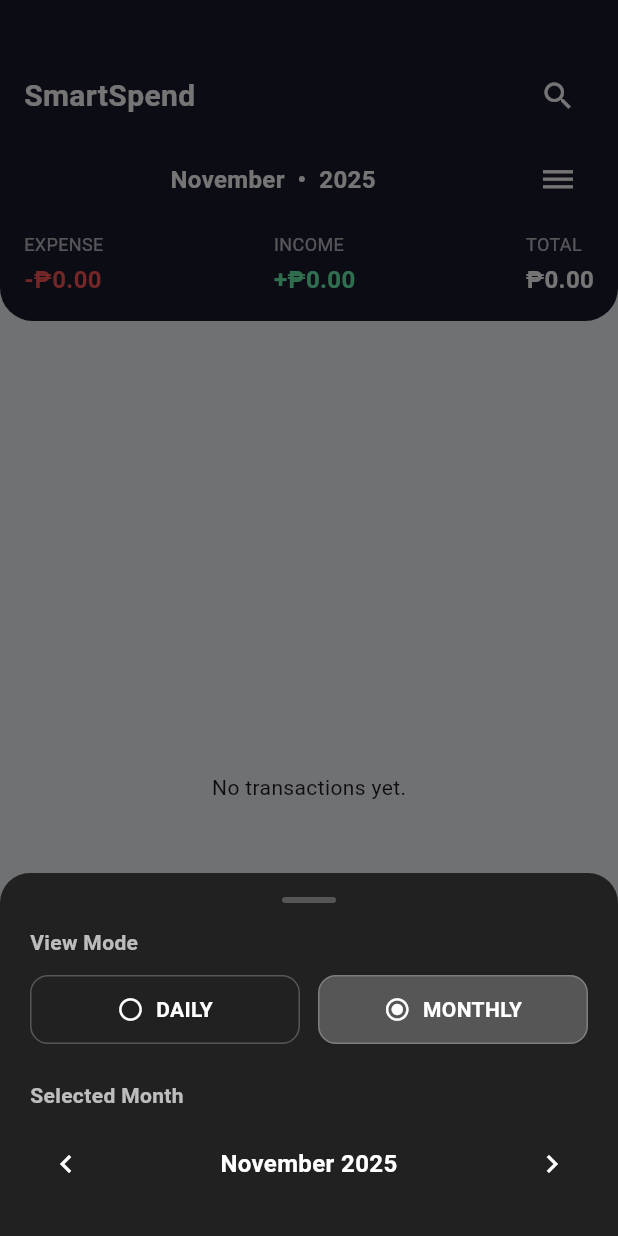
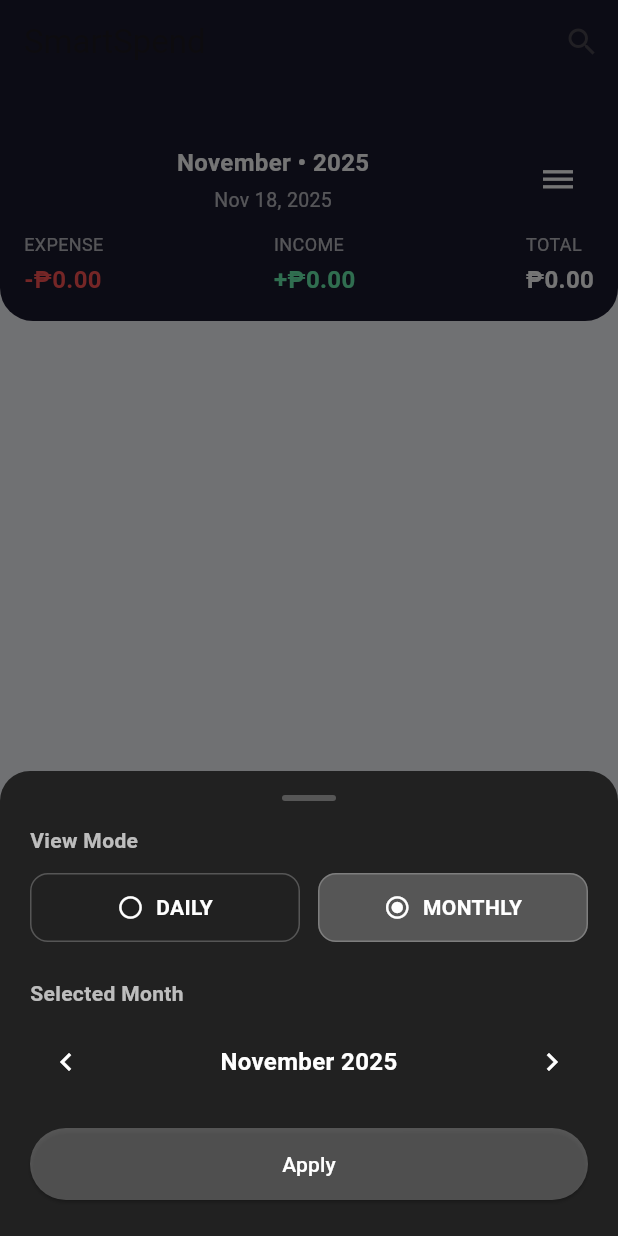
Before and after one commit to ItZotic/smartspend, a Flutter app: the HomeScreen screen opened directly, after a tap on the "dehaze" icon, on a phone screen of 412 x 824 dp. Run offline on Flutter 3.47's test engine with Material 3 defaults, Android fonts, the light colour scheme and no system bars; our stand-ins replace cloud_firestore, firebase_auth, firebase_core, fl_chart, font_awesome_flutter; accounts and stored records are empty.

Commit message:
Update home app bar and header

```diff
--- a/lib/home.dart
+++ b/lib/home.dart
@@ -16,17 +16,14 @@ class HomeScreen extends StatefulWidget {
 
 class _HomeScreenState extends State<HomeScreen> {
   ViewMode _viewMode = ViewMode.monthly;
-  late int _selectedMonth;
-  late int _selectedYear;
-  late DateTime _selectedDay;
+  late DateTime _selectedDate;
+  List<QueryDocumentSnapshot> _latestDocs = [];
 
   @override
   void initState() {
     super.initState();
     final now = DateTime.now();
-    _selectedMonth = now.month;
-    _selectedYear = now.year;
-    _selectedDay = DateTime(now.year, now.month, now.day);
+    _selectedDate = DateTime(now.year, now.month, now.day);
   }
 
   @override
@@ -45,6 +42,22 @@ class _HomeScreenState extends State<HomeScreen> {
         .snapshots();
 
     return Scaffold(
+      appBar: AppBar(
+        backgroundColor: navy,
+        elevation: 0,
+        title: const Text('SmartSpend'),
+        actions: [
+          IconButton(
+            icon: const Icon(Icons.search),
+            onPressed: () {
+              showSearch(
+                context: context,
+                delegate: TransactionSearchDelegate(_latestDocs),
+              );
+            },
+          ),
+        ],
+      ),
       resizeToAvoidBottomInset: true,
       backgroundColor: const Color(0xFFF5F6FA),
       body: StreamBuilder<QuerySnapshot>(
@@ -55,17 +68,18 @@ class _HomeScreenState extends State<HomeScreen> {
           }
 
           final allDocs = snapshot.data?.docs ?? [];
+          _latestDocs = allDocs;
           final filteredDocs = allDocs.where((doc) {
             final data = doc.data()! as Map<String, dynamic>;
             final date = _extractDate(data['date'] ?? data['createdAt']);
             if (date == null) return false;
             if (_viewMode == ViewMode.daily) {
-              return date.year == _selectedDay.year &&
-                  date.month == _selectedDay.month &&
-                  date.day == _selectedDay.day;
+              return date.year == _selectedDate.year &&
+                  date.month == _selectedDate.month &&
+                  date.day == _selectedDate.day;
             } else {
-              return date.year == _selectedYear &&
-                  date.month == _selectedMonth;
+              return date.year == _selectedDate.year &&
+                  date.month == _selectedDate.month;
             }
           }).toList();
 
@@ -94,6 +108,13 @@ class _HomeScreenState extends State<HomeScreen> {
                 date.day == now.day;
           }).toList();
 
+          final monthYearLabel =
+              DateFormat('MMMM • yyyy').format(_selectedDate);
+          final dayLabel = DateFormat('MMM d, yyyy').format(_selectedDate);
+          final emptyMessage = _viewMode == ViewMode.daily
+              ? "No transactions yet for ${DateFormat('MMM d, yyyy').format(_selectedDate)}."
+              : "No transactions yet for ${DateFormat('MMMM yyyy').format(_selectedDate)}.";
+
           return Column(
             children: [
               // Header
@@ -117,45 +138,32 @@ class _HomeScreenState extends State<HomeScreen> {
                     Row(
                       mainAxisAlignment: MainAxisAlignment.spaceBetween,
                       children: [
-                        const Text(
-                          'SmartSpend',
-                          style: TextStyle(
-                            color: Colors.white,
-                            fontSize: 20,
-                            fontWeight: FontWeight.bold,
-                          ),
-                        ),
-                        IconButton(
-                          onPressed: () {
-                            showSearch(
-                              context: context,
-                              delegate: TransactionSearchDelegate(allDocs),
-                            );
-                          },
-                          icon:
-                              const Icon(Icons.search, color: Colors.white),
-                        ),
-                      ],
-                    ),
-                    const SizedBox(height: 8),
-                    Row(
-                      mainAxisAlignment: MainAxisAlignment.spaceBetween,
-                      children: [
                         Expanded(
-                          child: Center(
-                            child: Text(
-                              '${_monthName(_selectedMonth)}  •  $_selectedYear',
-                              style: const TextStyle(
-                                color: Colors.white,
-                                fontSize: 16,
-                                fontWeight: FontWeight.bold,
+                          child: Column(
+                            crossAxisAlignment: CrossAxisAlignment.center,
+                            children: [
+                              Text(
+                                monthYearLabel,
+                                style: const TextStyle(
+                                  color: Colors.white,
+                                  fontSize: 16,
+                                  fontWeight: FontWeight.bold,
+                                ),
                               ),
-                            ),
+                              const SizedBox(height: 4),
+                              Text(
+                                dayLabel,
+                                style: const TextStyle(
+                                  color: Colors.white70,
+                                  fontSize: 13,
+                                ),
+                              ),
+                            ],
                           ),
                         ),
                         IconButton(
                           icon: const Icon(Icons.dehaze, color: Colors.white),
-                          onPressed: () => _showDisplayOptionsSheet(context),
+                          onPressed: _openViewModeBottomSheet,
                         ),
                       ],
                     ),
@@ -191,7 +199,7 @@ class _HomeScreenState extends State<HomeScreen> {
               // Recent + Daily
               Expanded(
                 child: filteredDocs.isEmpty
-                    ? const Center(child: Text('No transactions yet.'))
+                    ? Center(child: Text(emptyMessage))
                     : ListView(
                         controller: widget.scrollController,
                         padding: const EdgeInsets.symmetric(
@@ -494,175 +502,27 @@ class _HomeScreenState extends State<HomeScreen> {
     );
   }
 
-  void _changeMonth(int delta) {
-    setState(() {
-      final updated = DateTime(_selectedYear, _selectedMonth + delta, 1);
-      _selectedMonth = updated.month;
-      _selectedYear = updated.year;
-      _syncSelectedDayWithMonth();
-    });
-  }
-
-  void _changeDay(int delta) {
-    setState(() {
-      _selectedDay = _selectedDay.add(Duration(days: delta));
-      _selectedMonth = _selectedDay.month;
-      _selectedYear = _selectedDay.year;
-    });
-  }
-
   void _changeViewMode(ViewMode mode) {
     if (_viewMode == mode) return;
     setState(() {
       _viewMode = mode;
-      if (mode == ViewMode.monthly) {
-        _selectedMonth = _selectedDay.month;
-        _selectedYear = _selectedDay.year;
-      } else {
-        _syncSelectedDayWithMonth();
-      }
     });
   }
 
-  void _syncSelectedDayWithMonth() {
-    var day = _selectedDay.day;
-    final maxDay = DateUtils.getDaysInMonth(_selectedYear, _selectedMonth);
-    if (day > maxDay) day = maxDay;
-    if (day < 1) day = 1;
-    _selectedDay = DateTime(_selectedYear, _selectedMonth, day);
-  }
-
-  void _showDisplayOptionsSheet(BuildContext context) {
-    showModalBottomSheet(
+  Future<void> _openViewModeBottomSheet() async {
+    final pickedDate = await showModalBottomSheet<DateTime>(
       context: context,
       backgroundColor: Colors.transparent,
-      builder: (_) {
-        return StatefulBuilder(
-          builder: (context, setModalState) {
-            return Container(
-              decoration: BoxDecoration(
-                color: Colors.grey[900],
-                borderRadius:
-                    const BorderRadius.vertical(top: Radius.circular(20)),
-              ),
-              padding: const EdgeInsets.fromLTRB(20, 16, 20, 24),
-              child: SafeArea(
-                top: false,
-                child: Column(
-                  mainAxisSize: MainAxisSize.min,
-                  crossAxisAlignment: CrossAxisAlignment.start,
-                  children: [
-                    Center(
-                      child: Container(
-                        width: 36,
-                        height: 4,
-                        decoration: BoxDecoration(
-                          color: Colors.white24,
-                          borderRadius: BorderRadius.circular(2),
-                        ),
-                      ),
-                    ),
-                    const SizedBox(height: 16),
-                    const Text(
-                      'View Mode',
-                      style: TextStyle(
-                        color: Colors.white70,
-                        fontWeight: FontWeight.bold,
-                      ),
-                    ),
-                    const SizedBox(height: 12),
-                    Row(
-                      children: [
-                        Expanded(
-                          child: _viewModeButton(
-                            label: 'Daily',
-                            selected: _viewMode == ViewMode.daily,
-                            onTap: () {
-                              _changeViewMode(ViewMode.daily);
-                              setModalState(() {});
-                            },
-                          ),
-                        ),
-                        const SizedBox(width: 12),
-                        Expanded(
-                          child: _viewModeButton(
-                            label: 'Monthly',
-                            selected: _viewMode == ViewMode.monthly,
-                            onTap: () {
-                              _changeViewMode(ViewMode.monthly);
-                              setModalState(() {});
-                            },
-                          ),
-                        ),
-                      ],
-                    ),
-                    const SizedBox(height: 24),
-                    Text(
-                      _viewMode == ViewMode.daily
-                          ? 'Selected Day'
-                          : 'Selected Month',
-                      style: const TextStyle(
-                        color: Colors.white70,
-                        fontWeight: FontWeight.bold,
-                      ),
-                    ),
-                    const SizedBox(height: 12),
-                    Row(
-                      children: [
-                        IconButton(
-                          onPressed: () {
-                            if (_viewMode == ViewMode.daily) {
-                              _changeDay(-1);
-                            } else {
-                              _changeMonth(-1);
-                            }
-                            setModalState(() {});
-                          },
-                          icon: const Icon(Icons.chevron_left,
-                              color: Colors.white),
-                        ),
-                        Expanded(
-                          child: Center(
-                            child: Text(
-                              _viewMode == ViewMode.daily
-                                  ? DateFormat('MMM d, yyyy')
-                                      .format(_selectedDay)
-                                  : '${_monthName(_selectedMonth)} $_selectedYear',
-                              style: const TextStyle(
-                                color: Colors.white,
-                                fontSize: 16,
-                                fontWeight: FontWeight.bold,
-                              ),
-                              textAlign: TextAlign.center,
-                            ),
-                          ),
-                        ),
-                        IconButton(
-                          onPressed: () {
-                            if (_viewMode == ViewMode.daily) {
-                              _changeDay(1);
-                            } else {
-                              _changeMonth(1);
-                            }
-                            setModalState(() {});
-                          },
-                          icon: const Icon(Icons.chevron_right,
-                              color: Colors.white),
-                        ),
-                      ],
-                    ),
-                  ],
-                ),
-              ),
-            );
-          },
-        );
-      },
+      builder: (_) => ViewModeBottomSheet(initialDate: _selectedDate),
     );
-  }
 
-  String _monthName(int month) {
-    return DateFormat.MMMM().format(DateTime(0, month));
+    if (pickedDate != null) {
+      final normalized =
+          DateTime(pickedDate.year, pickedDate.month, pickedDate.day);
+      setState(() {
+        _selectedDate = normalized;
+      });
+    }
   }
 
   DateTime? _extractDate(dynamic raw) {
@@ -718,12 +578,195 @@ class _HomeScreenState extends State<HomeScreen> {
       ],
     );
   }
+}
 
-  Widget _viewModeButton({
-    required String label,
-    required bool selected,
-    required VoidCallback onTap,
-  }) {
+class ViewModeBottomSheet extends StatefulWidget {
+  final DateTime initialDate;
+
+  const ViewModeBottomSheet({super.key, required this.initialDate});
+
+  @override
+  State<ViewModeBottomSheet> createState() => _ViewModeBottomSheetState();
+}
+
+class _ViewModeBottomSheetState extends State<ViewModeBottomSheet> {
+  late DateTime _tempDate;
+  ViewMode _currentMode = ViewMode.monthly;
+  _HomeScreenState? _homeState;
+  bool _modeInitialized = false;
+
+  @override
+  void initState() {
+    super.initState();
+    _tempDate = DateTime(
+      widget.initialDate.year,
+      widget.initialDate.month,
+      widget.initialDate.day,
+    );
+  }
+
+  @override
+  void didChangeDependencies() {
+    super.didChangeDependencies();
+    _homeState ??= context.findAncestorStateOfType<_HomeScreenState>();
+    if (!_modeInitialized) {
+      _currentMode = _homeState?._viewMode ?? _currentMode;
+      _modeInitialized = true;
+    }
+  }
+
+  @override
+  Widget build(BuildContext context) {
+    final isDaily = _currentMode == ViewMode.daily;
+    final dateLabel = isDaily
+        ? DateFormat('MMM d, yyyy').format(_tempDate)
+        : DateFormat('MMMM yyyy').format(_tempDate);
+
+    return Container(
+      decoration: BoxDecoration(
+        color: Colors.grey[900],
+        borderRadius: const BorderRadius.vertical(top: Radius.circular(20)),
+      ),
+      padding: const EdgeInsets.fromLTRB(20, 16, 20, 24),
+      child: SafeArea(
+        top: false,
+        child: Column(
+          mainAxisSize: MainAxisSize.min,
+          crossAxisAlignment: CrossAxisAlignment.start,
+          children: [
+            Center(
+              child: Container(
+                width: 36,
+                height: 4,
+                decoration: BoxDecoration(
+                  color: Colors.white24,
+                  borderRadius: BorderRadius.circular(2),
+                ),
+              ),
+            ),
+            const SizedBox(height: 16),
+            const Text(
+              'View Mode',
+              style: TextStyle(
+                color: Colors.white70,
+                fontWeight: FontWeight.bold,
+              ),
+            ),
+            const SizedBox(height: 12),
+            Row(
+              children: [
+                Expanded(
+                  child: _ModeButton(
+                    label: 'Daily',
+                    selected: _currentMode == ViewMode.daily,
+                    onTap: () => _selectMode(ViewMode.daily),
+                  ),
+                ),
+                const SizedBox(width: 12),
+                Expanded(
+                  child: _ModeButton(
+                    label: 'Monthly',
+                    selected: _currentMode == ViewMode.monthly,
+                    onTap: () => _selectMode(ViewMode.monthly),
+                  ),
+                ),
+              ],
+            ),
+            const SizedBox(height: 24),
+            Text(
+              isDaily ? 'Selected Day' : 'Selected Month',
+              style: const TextStyle(
+                color: Colors.white70,
+                fontWeight: FontWeight.bold,
+              ),
+            ),
+            const SizedBox(height: 12),
+            Row(
+              children: [
+                IconButton(
+                  onPressed: () => _changeDate(-1),
+                  icon: const Icon(Icons.chevron_left, color: Colors.white),
+                ),
+                Expanded(
+                  child: Center(
+                    child: Text(
+                      dateLabel,
+                      style: const TextStyle(
+                        color: Colors.white,
+                        fontSize: 16,
+                        fontWeight: FontWeight.bold,
+                      ),
+                      textAlign: TextAlign.center,
+                    ),
+                  ),
+                ),
+                IconButton(
+                  onPressed: () => _changeDate(1),
+                  icon: const Icon(Icons.chevron_right, color: Colors.white),
+                ),
+              ],
+            ),
+            const SizedBox(height: 20),
+            SizedBox(
+              width: double.infinity,
+              child: ElevatedButton(
+                style: ElevatedButton.styleFrom(
+                  backgroundColor: Colors.white24,
+                  foregroundColor: Colors.white,
+                  padding: const EdgeInsets.symmetric(vertical: 14),
+                ),
+                onPressed: () {
+                  _homeState?._changeViewMode(_currentMode);
+                  final normalized = DateTime(
+                    _tempDate.year,
+                    _tempDate.month,
+                    _tempDate.day,
+                  );
+                  Navigator.pop(context, normalized);
+                },
+                child: const Text('Apply'),
+              ),
+            ),
+          ],
+        ),
+      ),
+    );
+  }
+
+  void _changeDate(int delta) {
+    setState(() {
+      if (_currentMode == ViewMode.daily) {
+        _tempDate = _tempDate.add(Duration(days: delta));
+      } else {
+        final base = DateTime(_tempDate.year, _tempDate.month + delta, 1);
+        final maxDay = DateUtils.getDaysInMonth(base.year, base.month);
+        final newDay = _tempDate.day > maxDay ? maxDay : _tempDate.day;
+        _tempDate = DateTime(base.year, base.month, newDay);
+      }
+    });
+  }
+
+  void _selectMode(ViewMode mode) {
+    if (_currentMode == mode) return;
+    setState(() {
+      _currentMode = mode;
+    });
+  }
+}
+
+class _ModeButton extends StatelessWidget {
+  final String label;
+  final bool selected;
+  final VoidCallback onTap;
+
+  const _ModeButton({
+    required this.label,
+    required this.selected,
+    required this.onTap,
+  });
+
+  @override
+  Widget build(BuildContext context) {
     return GestureDetector(
       onTap: onTap,
       child: Container(
```
